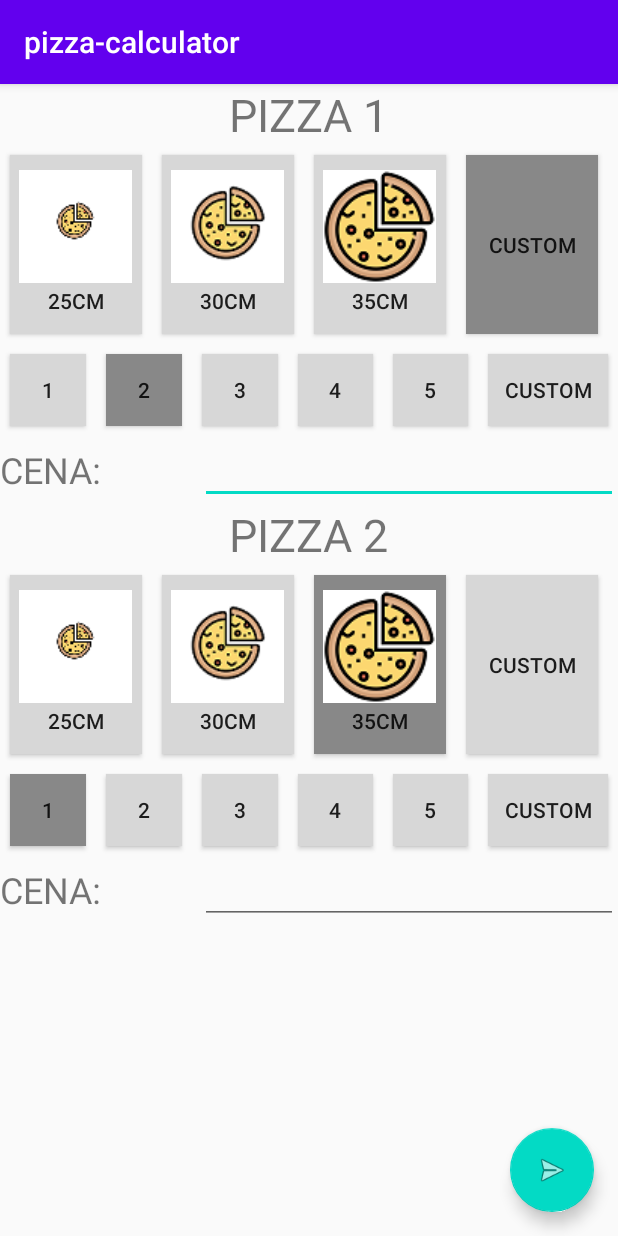
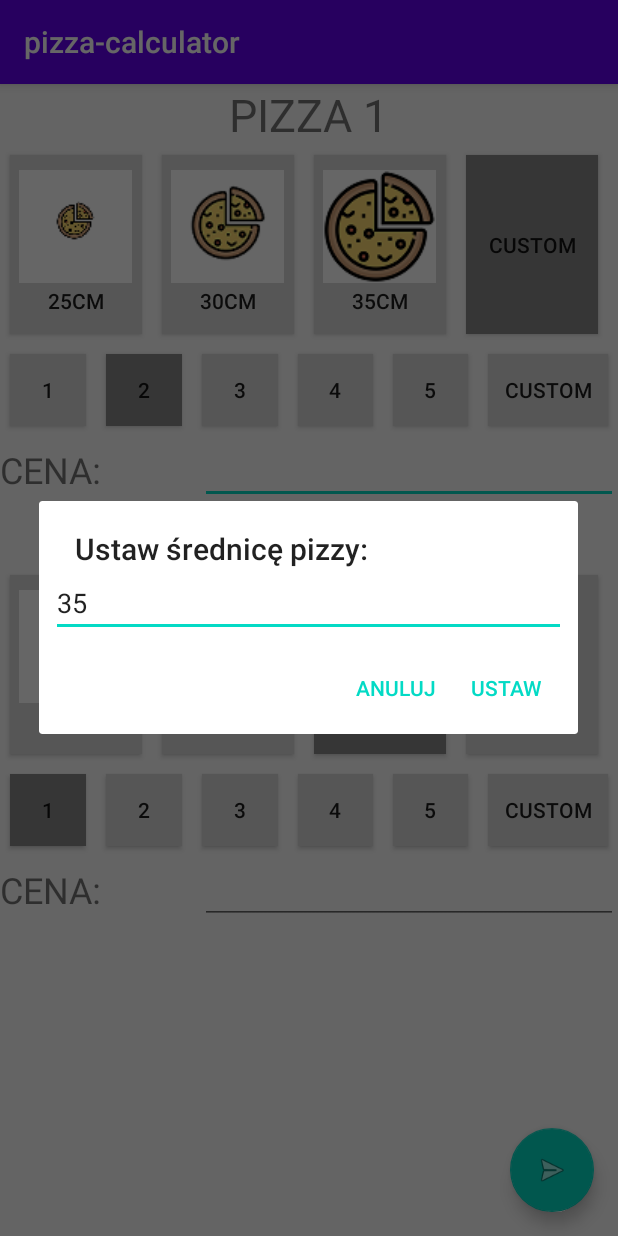
Before and after one commit to michalorlinskidev/pizza-calculator, an Android app: the screen it shows after launch (MainActivity), after a tap on "CUSTOM", on a phone screen of 412 x 824 dp. Run offline under Robolectric (Android 15) with nearby library versions, the phone set to English and light mode, and no system bars; 3 other taps on this screen came first.

Commit message:
custom dialog input

```diff
--- a/app/src/main/java/pl/morlinski/pizza_calculator/Pizza.java
+++ b/app/src/main/java/pl/morlinski/pizza_calculator/Pizza.java
@@ -38,4 +38,12 @@ public class Pizza {
 
         throw new IllegalStateException();
     }
+
+    public int getDiameter() {
+        return diameter;
+    }
+
+    public int getQuantity() {
+        return quantity;
+    }
 }
--- a/app/src/main/java/pl/morlinski/pizza_calculator/PizzaView.java
+++ b/app/src/main/java/pl/morlinski/pizza_calculator/PizzaView.java
@@ -1,10 +1,14 @@
 package pl.morlinski.pizza_calculator;
 
+import android.app.AlertDialog;
+import android.content.Context;
 import android.graphics.Color;
 import android.text.Editable;
 import android.text.TextWatcher;
+import android.view.LayoutInflater;
 import android.view.View;
 import android.widget.Button;
+import android.widget.EditText;
 import android.widget.TextView;
 
 import java.util.HashMap;
@@ -32,7 +36,34 @@ public class PizzaView {
         size.put(root.findViewById(sizeBig), 35);
         size.put(root.findViewById(sizeCustom), 0);
         buttonOnClick(size, (Pizza p, Integer i) -> {
-            p.setDiameter(i);
+            if (i == 0) {
+                final AlertDialog.Builder builder = new AlertDialog.Builder(root.getContext());
+                LayoutInflater inflater = LayoutInflater.from(root.getContext());
+                View dialogView = inflater.inflate(R.layout.input_alert_dialog, null);
+
+                EditText sizeView = dialogView.findViewById(R.id.input_alert_dialog);
+                sizeView.setText(Integer.toString(pizza.getDiameter()));
+
+                builder.setTitle("Ustaw średnicę pizzy:")
+                        .setView(dialogView)
+                        .setPositiveButton("Ustaw", (d, w) -> {
+                            try {
+                                int sizeValue = parseInt(sizeView.getText().toString());
+                                if (sizeValue <= 0) {
+                                    throw new IllegalStateException();
+                                }
+                                p.setDiameter(sizeValue);
+                            } catch (NumberFormatException | IllegalStateException ex) {
+                                System.out.println(ex);
+                                showMessageDialog("Błędnie wprowadzona dana. Poprzednia wartość została przywrócona.", root.getContext());
+                            }
+                        })
+                        .setNegativeButton("Anuluj", (d, w) -> {
+                        })
+                        .show();
+            } else {
+                p.setDiameter(i);
+            }
         });
         root.findViewById(sizeSelect).callOnClick();
 
@@ -44,7 +75,34 @@ public class PizzaView {
         quantity.put(root.findViewById(quantityFive), 5);
         quantity.put(root.findViewById(quantityCustom), 0);
         buttonOnClick(quantity, (Pizza p, Integer i) -> {
-            p.setQuantity(i);
+            if (i == 0) {
+                final AlertDialog.Builder builder = new AlertDialog.Builder(root.getContext());
+                LayoutInflater inflater = LayoutInflater.from(root.getContext());
+                View dialogView = inflater.inflate(R.layout.input_alert_dialog, null);
+
+                EditText sizeView = dialogView.findViewById(R.id.input_alert_dialog);
+                sizeView.setText(Integer.toString(pizza.getQuantity()));
+
+                builder.setTitle("Ustaw liczbę pizzy:")
+                        .setView(dialogView)
+                        .setPositiveButton("Ustaw", (d, w) -> {
+                            try {
+                                int quantityValue = parseInt(sizeView.getText().toString());
+                                if (quantityValue <= 0) {
+                                    throw new IllegalStateException();
+                                }
+                                p.setQuantity(quantityValue);
+                            } catch (NumberFormatException | IllegalStateException ex) {
+                                System.out.println(ex);
+                                showMessageDialog("Błędnie wprowadzona dana. Poprzednia wartość została przywrócona.", root.getContext());
+                            }
+                        })
+                        .setNegativeButton("Anuluj", (d, w) -> {
+                        })
+                        .show();
+            } else {
+                p.setQuantity(i);
+            }
         });
         root.findViewById(quantitySelect).callOnClick();
 
@@ -88,4 +146,13 @@ public class PizzaView {
         }
     }
 
+    private void showMessageDialog(String text, Context context) {
+        new AlertDialog.Builder(context)
+                .setTitle("Informacja")
+                .setMessage(text)
+                .setPositiveButton("Zamknij", (dialog, which) -> {
+                })
+                .show();
+    }
+
 }
--- a/app/src/main/res/layout/activity_main.xml
+++ b/app/src/main/res/layout/activity_main.xml
@@ -145,7 +145,7 @@
                         android:layout_height="wrap_content"
                         android:layout_weight="1"
                         android:ems="10"
-                        android:inputType="numberDecimal" />
+                        android:inputType="number" />
 
                 </LinearLayout>
 
@@ -279,7 +279,7 @@
                         android:layout_height="wrap_content"
                         android:layout_weight="1"
                         android:ems="10"
-                        android:inputType="numberDecimal" />
+                        android:inputType="number" />
 
                 </LinearLayout>
 
--- /dev/null
+++ b/app/src/main/res/layout/input_alert_dialog.xml
@@ -0,0 +1,18 @@
+<?xml version="1.0" encoding="utf-8"?>
+<androidx.constraintlayout.widget.ConstraintLayout xmlns:android="http://schemas.android.com/apk/res/android"
+    xmlns:app="http://schemas.android.com/apk/res-auto"
+    android:layout_width="match_parent"
+    android:layout_height="match_parent">
+
+    <EditText
+        android:id="@+id/input_alert_dialog"
+        android:layout_width="match_parent"
+        android:layout_height="wrap_content"
+        android:layout_marginStart="8dp"
+        android:layout_marginTop="8dp"
+        android:layout_marginEnd="8dp"
+        android:inputType="number"
+        app:layout_constraintEnd_toEndOf="parent"
+        app:layout_constraintStart_toStartOf="parent" />
+
+</androidx.constraintlayout.widget.ConstraintLayout>
```
